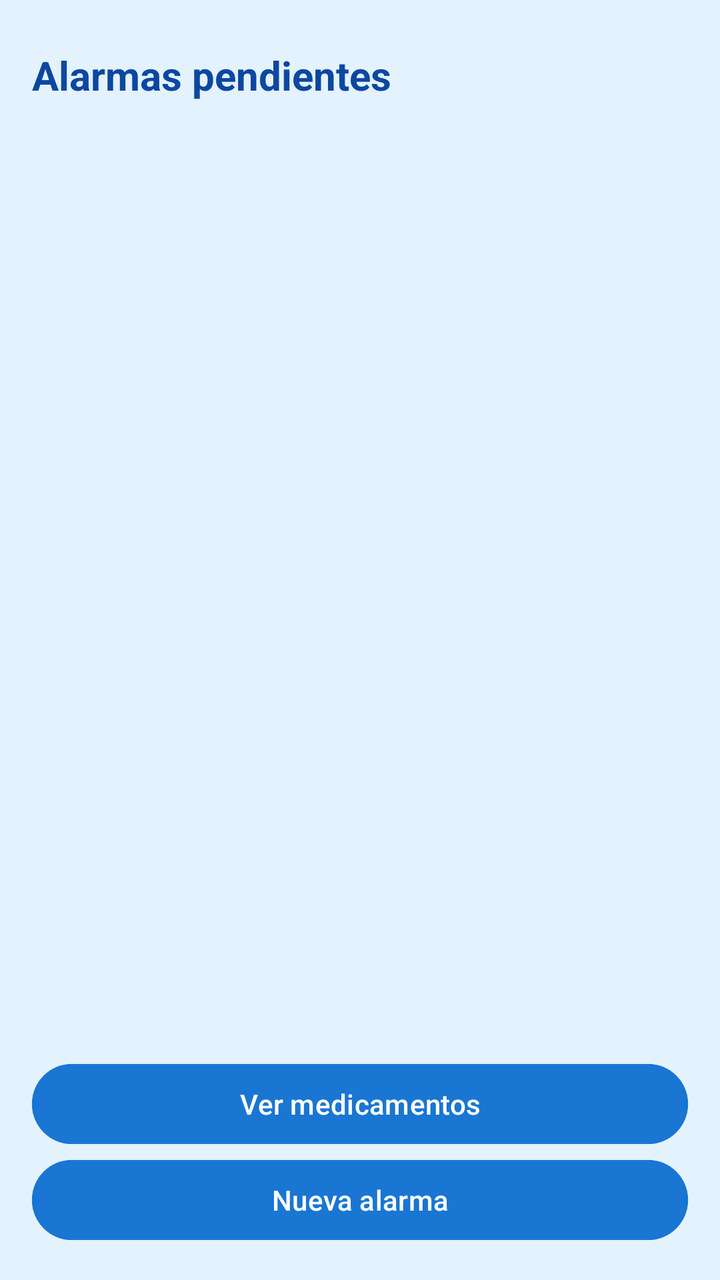
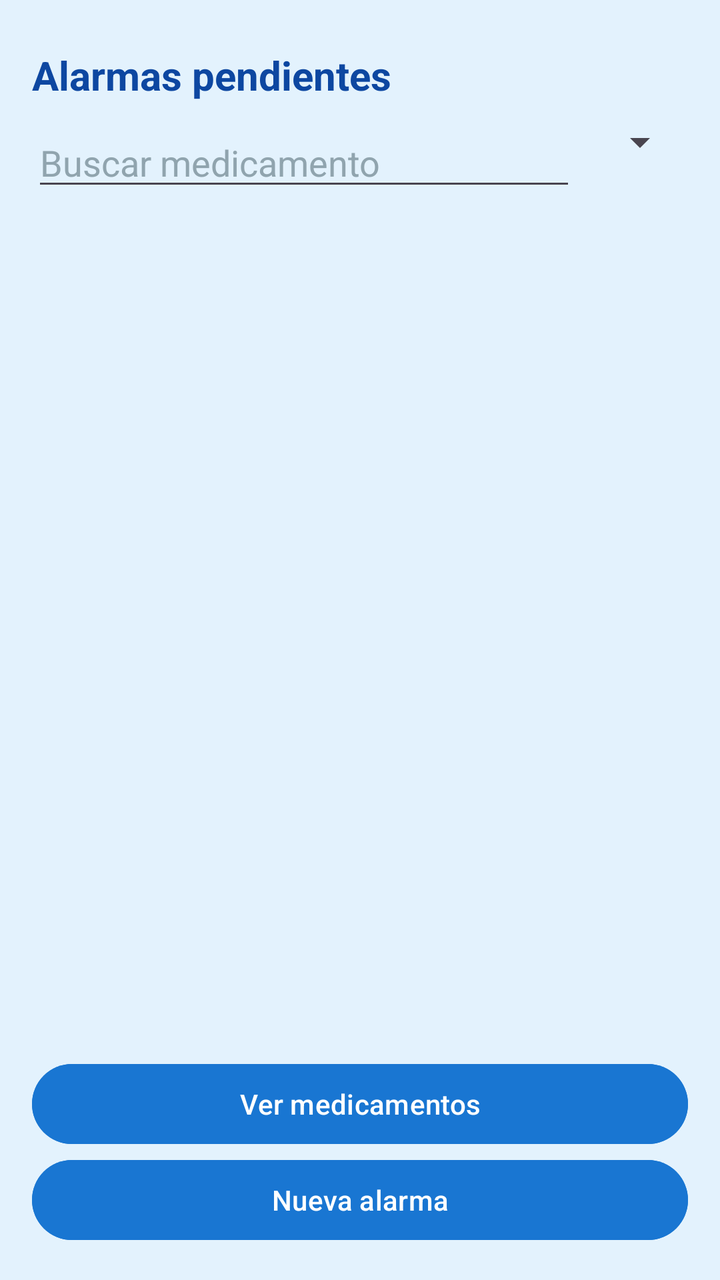

The first picture is an Android layout as it rendered before a commit; the second is the same layout after the commit. The layout source and the unified diff follow.
<!-- AndroidManifest.xml: application theme Theme.AppTuHoraSalud -->
<!-- res/layout/activity_home.xml -->
<?xml version="1.0" encoding="utf-8"?>
<androidx.constraintlayout.widget.ConstraintLayout xmlns:android="http://schemas.android.com/apk/res/android"
    xmlns:app="http://schemas.android.com/apk/res-auto"
    xmlns:tools="http://schemas.android.com/tools"
    android:id="@+id/main"
    android:layout_width="match_parent"
    android:layout_height="match_parent"
    android:background="#E3F2FD"
    android:padding="16dp"
    tools:context=".HomeActivity">

    <TextView
        android:id="@+id/tvAlarmsTitle"
        android:layout_width="wrap_content"
        android:layout_height="wrap_content"
        android:layout_marginTop="8dp"
        android:text="Alarmas pendientes"
        android:textColor="#0D47A1"
        android:textSize="20sp"
        android:textStyle="bold"
        app:layout_constraintStart_toStartOf="parent"
        app:layout_constraintTop_toTopOf="parent" />

    <TextView
        android:id="@+id/tvEmptyAlarms"
        android:layout_width="wrap_content"
        android:layout_height="wrap_content"
        android:layout_marginTop="16dp"
        android:text="No tienes recordatorios pendientes"
        android:textColor="#0D47A1"
        android:textSize="16sp"
        android:visibility="gone"
        app:layout_constraintEnd_toEndOf="parent"
        app:layout_constraintStart_toStartOf="parent"
        app:layout_constraintTop_toBottomOf="@+id/tvAlarmsTitle" />

    <androidx.recyclerview.widget.RecyclerView
        android:id="@+id/recyclerViewAlarms"
        android:layout_width="match_parent"
        android:layout_height="0dp"
        android:layout_marginTop="12dp"
        android:layout_marginBottom="12dp"
        app:layout_constraintBottom_toTopOf="@+id/buttonMedicine"
        app:layout_constraintEnd_toEndOf="parent"
        app:layout_constraintStart_toStartOf="parent"
        app:layout_constraintTop_toBottomOf="@+id/tvAlarmsTitle" />

    <Button
        android:id="@+id/buttonMedicine"
        android:layout_width="match_parent"
        android:layout_height="wrap_content"
        android:layout_marginTop="8dp"
        android:backgroundTint="#1976D2"
        android:text="Ver medicamentos"
        android:textColor="@android:color/white"
        app:layout_constraintBottom_toTopOf="@+id/buttonAlarm"
        app:layout_constraintEnd_toEndOf="parent"
        app:layout_constraintStart_toStartOf="parent" />

    <Button
        android:id="@+id/buttonAlarm"
        android:layout_width="match_parent"
        android:layout_height="wrap_content"
        android:layout_marginTop="8dp"
        android:backgroundTint="#1976D2"
        android:text="Nueva alarma"
        android:textColor="@android:color/white"
        app:layout_constraintBottom_toBottomOf="parent"
        app:layout_constraintEnd_toEndOf="parent"
        app:layout_constraintStart_toStartOf="parent" />

</androidx.constraintlayout.widget.ConstraintLayout>
<!-- resources referenced by this layout -->
<resources>
  <style name="Theme.AppTuHoraSalud" parent="Base.Theme.AppTuHoraSalud" />
  <style name="Base.Theme.AppTuHoraSalud" parent="Theme.Material3.DayNight.NoActionBar">
          
          
      </style>
</resources>

<!-- the commit's change to res/layout/activity_home.xml (unified diff, before → after) -->
@@ -21,6 +21,35 @@
         app:layout_constraintStart_toStartOf="parent"
         app:layout_constraintTop_toTopOf="parent" />
 
+    <LinearLayout
+        android:id="@+id/layoutAlarmFilters"
+        android:layout_width="match_parent"
+        android:layout_height="wrap_content"
+        android:layout_marginTop="8dp"
+        android:orientation="horizontal"
+        app:layout_constraintEnd_toEndOf="parent"
+        app:layout_constraintStart_toStartOf="parent"
+        app:layout_constraintTop_toBottomOf="@+id/tvAlarmsTitle">
+
+        <EditText
+            android:id="@+id/etFilterMedicineName"
+            android:layout_width="0dp"
+            android:layout_height="wrap_content"
+            android:layout_weight="1"
+            android:hint="Buscar medicamento"
+            android:inputType="text"
+            android:maxLines="1"
+            android:textColor="#0D47A1"
+            android:textColorHint="#90A4AE" />
+
+        <Spinner
+            android:id="@+id/spinnerFilterStatus"
+            android:layout_width="wrap_content"
+            android:layout_height="wrap_content"
+            android:layout_marginStart="8dp" />
+
+    </LinearLayout>
+
     <TextView
         android:id="@+id/tvEmptyAlarms"
         android:layout_width="wrap_content"
@@ -32,7 +61,7 @@
         android:visibility="gone"
         app:layout_constraintEnd_toEndOf="parent"
         app:layout_constraintStart_toStartOf="parent"
-        app:layout_constraintTop_toBottomOf="@+id/tvAlarmsTitle" />
+        app:layout_constraintTop_toBottomOf="@+id/layoutAlarmFilters" />
 
     <androidx.recyclerview.widget.RecyclerView
         android:id="@+id/recyclerViewAlarms"
@@ -43,7 +72,7 @@
         app:layout_constraintBottom_toTopOf="@+id/buttonMedicine"
         app:layout_constraintEnd_toEndOf="parent"
         app:layout_constraintStart_toStartOf="parent"
-        app:layout_constraintTop_toBottomOf="@+id/tvAlarmsTitle" />
+        app:layout_constraintTop_toBottomOf="@+id/layoutAlarmFilters" />
 
     <Button
         android:id="@+id/buttonMedicine"
